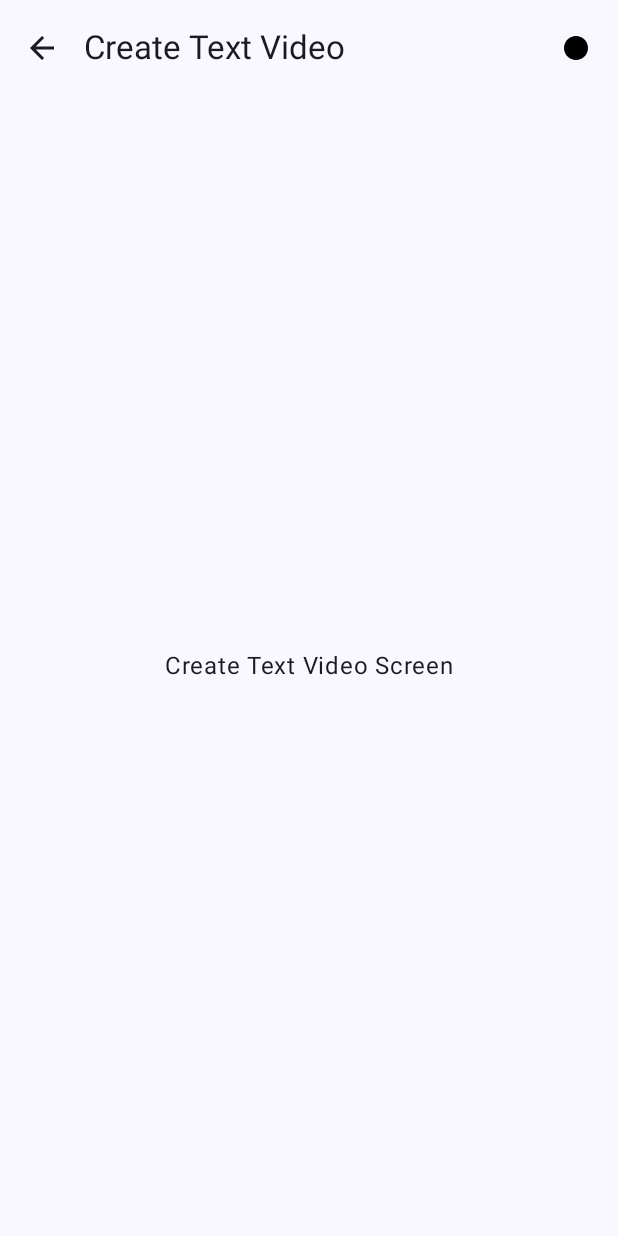
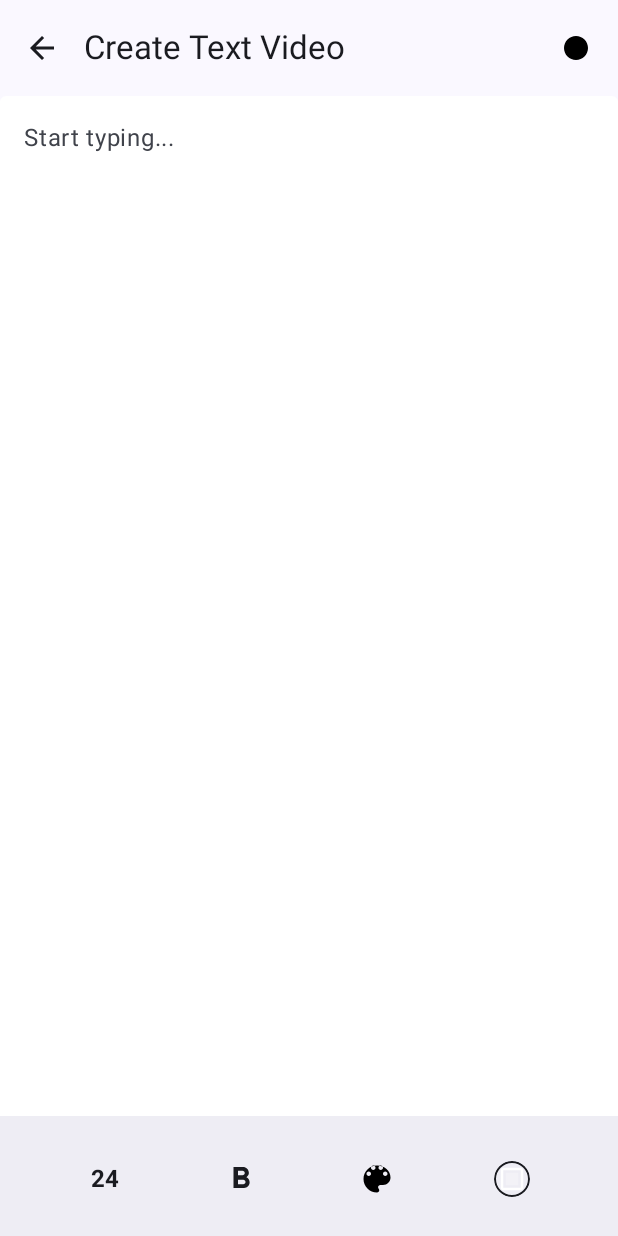
Before and after one commit to adegtiarev/VideoMessage, an Android app built with Jetpack Compose: the TextVideoScreen screen opened through its navigation route, on a phone screen of 412 x 824 dp. Run offline under Robolectric (Android 15) with nearby library versions, the phone set to English and light mode, and no system bars; our stand-ins replace Dagger/Hilt's generated code.

Commit message:
Implement text editing UI and toolbar in TextVideoScreen
- Replace placeholder content in `TextVideoScreen` with a full-screen `TextField` for user input.
- Add a `BottomAppBar` containing controls to toggle text size, boldness, text color, and background color.
- Implement local state handling to manage text properties and apply styles dynamically within the `TextField`.
- Add vector drawables (`ic_text_style`, `ic_text_size`, `ic_bg_color`, `ic_text_color`, `ic_format_bold`) to support the new UI controls.

```diff
--- a/app/src/main/java/arg/adegtiarev/videomessage/ui/textvideo/TextVideoScreen.kt
+++ b/app/src/main/java/arg/adegtiarev/videomessage/ui/textvideo/TextVideoScreen.kt
@@ -1,16 +1,41 @@
 package arg.adegtiarev.videomessage.ui.textvideo
 
+import androidx.compose.foundation.border
+import androidx.compose.foundation.layout.Arrangement
 import androidx.compose.foundation.layout.Box
+import androidx.compose.foundation.layout.Row
 import androidx.compose.foundation.layout.fillMaxSize
+import androidx.compose.foundation.layout.fillMaxWidth
+import androidx.compose.foundation.layout.imePadding
 import androidx.compose.foundation.layout.padding
+import androidx.compose.foundation.layout.size
+import androidx.compose.foundation.shape.CircleShape
+import androidx.compose.material3.BottomAppBar
+import androidx.compose.material3.Icon
+import androidx.compose.material3.IconButton
+import androidx.compose.material3.MaterialTheme
 import androidx.compose.material3.Scaffold
 import androidx.compose.material3.Text
+import androidx.compose.material3.TextField
+import androidx.compose.material3.TextFieldDefaults
 import androidx.compose.runtime.Composable
 import androidx.compose.runtime.collectAsState
 import androidx.compose.runtime.getValue
+import androidx.compose.runtime.mutableFloatStateOf
+import androidx.compose.runtime.mutableStateOf
+import androidx.compose.runtime.remember
+import androidx.compose.runtime.setValue
 import androidx.compose.ui.Alignment
 import androidx.compose.ui.Modifier
+import androidx.compose.ui.draw.clip
+import androidx.compose.ui.graphics.Color
+import androidx.compose.ui.res.painterResource
+import androidx.compose.ui.text.TextStyle
+import androidx.compose.ui.text.font.FontWeight
+import androidx.compose.ui.unit.dp
+import androidx.compose.ui.unit.sp
 import androidx.hilt.navigation.compose.hiltViewModel
+import arg.adegtiarev.videomessage.R
 import arg.adegtiarev.videomessage.ui.components.VideoCreatorTopBar
 
 @Composable
@@ -20,6 +45,14 @@ fun TextVideoScreen(
 ) {
     val isRecording by viewModel.isRecording.collectAsState()
 
+    // --- Временное состояние (позже перенесем во ViewModel) ---
+    var text by remember { mutableStateOf("") }
+    var textSizeSp by remember { mutableFloatStateOf(24f) }
+    var isBold by remember { mutableStateOf(false) }
+    var textColor by remember { mutableStateOf(Color.Black) }
+    var backgroundColor by remember { mutableStateOf(Color.White) }
+    // ----------------------------------------------------------
+
     Scaffold(
         topBar = {
             VideoCreatorTopBar(
@@ -28,15 +61,94 @@ fun TextVideoScreen(
                 onBack = onBack,
                 onToggleRecording = viewModel::onToggleRecording
             )
-        }
+        },
+        bottomBar = {
+            BottomAppBar {
+                Row(
+                    modifier = Modifier.fillMaxWidth(),
+                    horizontalArrangement = Arrangement.SpaceEvenly,
+                    verticalAlignment = Alignment.CenterVertically
+                ) {
+                    IconButton(onClick = {
+                        textSizeSp = if (textSizeSp >= 48f) 16f else textSizeSp + 4f
+                    }) {
+                        Text(
+                            text = "${textSizeSp.toInt()}",
+                            style = MaterialTheme.typography.titleMedium,
+                            fontWeight = FontWeight.Bold
+                        )
+                    }
+
+                    IconButton(onClick = { isBold = !isBold }) {
+                        if (isBold) {
+                            Icon(
+                                painter = painterResource(R.drawable.ic_format_bold),
+                                contentDescription = "Bold"
+                            )
+                        } else {
+                            Icon(
+                                painter = painterResource(R.drawable.ic_text_style),
+                                contentDescription = "Normal"
+                            )
+                        }
+                    }
+
+                    IconButton(onClick = {
+                        textColor = if (textColor == Color.Black) Color.Red else Color.Black
+                    }) {
+                        Icon(
+                            painter = painterResource(R.drawable.ic_text_color),
+                            contentDescription = "Text Color",
+                            tint = textColor
+                        )
+                    }
+
+                    IconButton(onClick = {
+                        backgroundColor = if (backgroundColor == Color.White) Color.Yellow else Color.White
+                    }) {
+                        Box(
+                            modifier = Modifier
+                                .size(24.dp)
+                                .clip(CircleShape)
+                                .border(1.dp, MaterialTheme.colorScheme.onSurface, CircleShape),
+                            contentAlignment = Alignment.Center
+                        ) {
+                            Icon(
+                                painter = painterResource(R.drawable.ic_bg_color),
+                                contentDescription = "Background Color",
+                                tint = backgroundColor,
+                                modifier = Modifier.padding(2.dp)
+                            )
+                        }
+                    }
+                }
+            }
+        },
+        modifier = Modifier.imePadding()
     ) { paddingValues ->
         Box(
             modifier = Modifier
                 .fillMaxSize()
-                .padding(paddingValues),
-            contentAlignment = Alignment.Center
+                .padding(paddingValues)
         ) {
-            Text("Create Text Video Screen")
+            TextField(
+                value = text,
+                onValueChange = { text = it },
+                modifier = Modifier.fillMaxSize(),
+                textStyle = TextStyle(
+                    fontSize = textSizeSp.sp,
+                    fontWeight = if (isBold) FontWeight.Bold else FontWeight.Normal,
+                    color = textColor
+                ),
+                colors = TextFieldDefaults.colors(
+                    focusedContainerColor = backgroundColor,
+                    unfocusedContainerColor = backgroundColor,
+                    disabledContainerColor = backgroundColor,
+                    focusedIndicatorColor = Color.Transparent,
+                    unfocusedIndicatorColor = Color.Transparent
+                ),
+                placeholder = { Text("Start typing...") }
+            )
         }
     }
 }
--- /dev/null
+++ b/app/src/main/res/drawable/ic_bg_color.xml
@@ -0,0 +1,13 @@
+<vector xmlns:android="http://schemas.android.com/apk/res/android"
+    android:width="24dp"
+    android:height="24dp"
+    android:viewportWidth="24"
+    android:viewportHeight="24">
+    <path
+        android:fillColor="#FF000000"
+        android:pathData="M19,3H5C3.9,3 3,3.9 3,5v14c0,1.1 0.9,2 2,2h14c1.1,0 2,-0.9 2,-2V5C21,3.9 20.1,3 19,3zM19,19H5V5h14V19z"/>
+    <path
+        android:fillColor="#FF000000"
+        android:pathData="M7,7h10v10h-10z"
+        android:fillAlpha="0.3"/>
+</vector>
--- /dev/null
+++ b/app/src/main/res/drawable/ic_format_bold.xml
@@ -0,0 +1,9 @@
+<vector xmlns:android="http://schemas.android.com/apk/res/android"
+    android:width="24dp"
+    android:height="24dp"
+    android:viewportWidth="24"
+    android:viewportHeight="24">
+    <path
+        android:fillColor="#FF000000"
+        android:pathData="M15.6,10.79c0.97,-0.67 1.65,-1.77 1.65,-2.79 0,-2.26 -1.75,-4 -4,-4H7v14h7.04c2.09,0 3.71,-1.7 3.71,-3.79 0,-1.52 -0.86,-2.82 -2.15,-3.42zM10,6.5h3c0.83,0 1.5,0.67 1.5,1.5s-0.67,1.5 -1.5,1.5h-3v-3zM13.5,15.5H10v-3h3.5c0.83,0 1.5,0.67 1.5,1.5s-0.67,1.5 -1.5,1.5z"/>
+</vector>
--- /dev/null
+++ b/app/src/main/res/drawable/ic_text_color.xml
@@ -0,0 +1,9 @@
+<vector xmlns:android="http://schemas.android.com/apk/res/android"
+    android:width="24dp"
+    android:height="24dp"
+    android:viewportWidth="24"
+    android:viewportHeight="24">
+    <path
+        android:fillColor="#FF000000"
+        android:pathData="M12,3c-4.97,0 -9,4.03 -9,9s4.03,9 9,9c0.83,0 1.5,-0.67 1.5,-1.5 0,-0.39 -0.15,-0.74 -0.39,-1.01 -0.23,-0.26 -0.38,-0.61 -0.38,-0.99 0,-0.83 0.67,-1.5 1.5,-1.5H16c2.76,0 5,-2.24 5,-5 0,-4.42 -4.03,-8 -9,-8zM6.5,10c-0.83,0 -1.5,-0.67 -1.5,-1.5S5.67,7 6.5,7 8,7.67 8,8.5 7.33,10 6.5,10zM9.5,6c-0.83,0 -1.5,-0.67 -1.5,-1.5S8.67,3 9.5,3s1.5,0.67 1.5,1.5S10.33,6 9.5,6zM14.5,6c-0.83,0 -1.5,-0.67 -1.5,-1.5S13.67,3 14.5,3s1.5,0.67 1.5,1.5S15.33,6 14.5,6zM17.5,10c-0.83,0 -1.5,-0.67 -1.5,-1.5S16.67,7 17.5,7 19,7.67 19,8.5 18.33,10 17.5,10z"/>
+</vector>
--- /dev/null
+++ b/app/src/main/res/drawable/ic_text_size.xml
@@ -0,0 +1,9 @@
+<vector xmlns:android="http://schemas.android.com/apk/res/android"
+    android:width="24dp"
+    android:height="24dp"
+    android:viewportWidth="24"
+    android:viewportHeight="24">
+    <path
+        android:fillColor="#FF000000"
+        android:pathData="M9,4v3h5v12h3V7h5V4H9zM6,14l0,7H3l0,-7L1,14v-3h8v3L6,14z"/>
+</vector>
--- /dev/null
+++ b/app/src/main/res/drawable/ic_text_style.xml
@@ -0,0 +1,9 @@
+<vector xmlns:android="http://schemas.android.com/apk/res/android"
+    android:width="24dp"
+    android:height="24dp"
+    android:viewportWidth="24"
+    android:viewportHeight="24">
+    <path
+        android:fillColor="#FF000000"
+        android:pathData="M15.6,10.79c0.97,-0.67 1.65,-1.77 1.65,-2.79 0,-2.26 -1.75,-4 -4,-4H7v14h7.04c2.09,0 3.71,-1.7 3.71,-3.79 0,-1.52 -0.86,-2.82 -2.15,-3.42zM10,6.5h3c0.83,0 1.5,0.67 1.5,1.5s-0.67,1.5 -1.5,1.5h-3v-3zM13.5,15.5H10v-3h3.5c0.83,0 1.5,0.67 1.5,1.5s-0.67,1.5 -1.5,1.5z"/>
+</vector>
```
